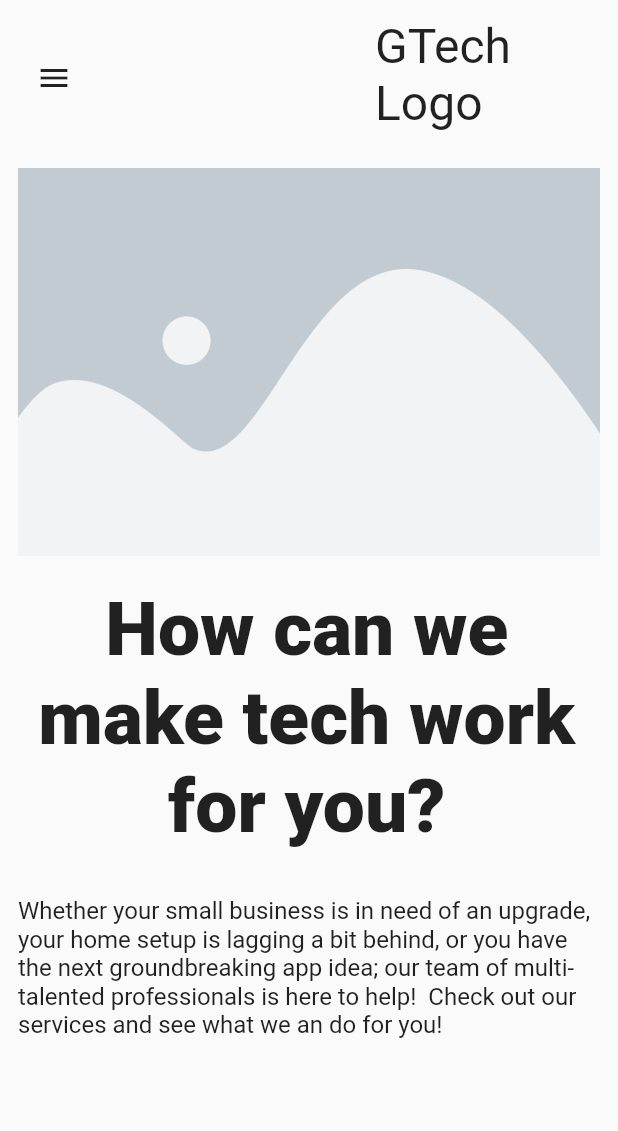
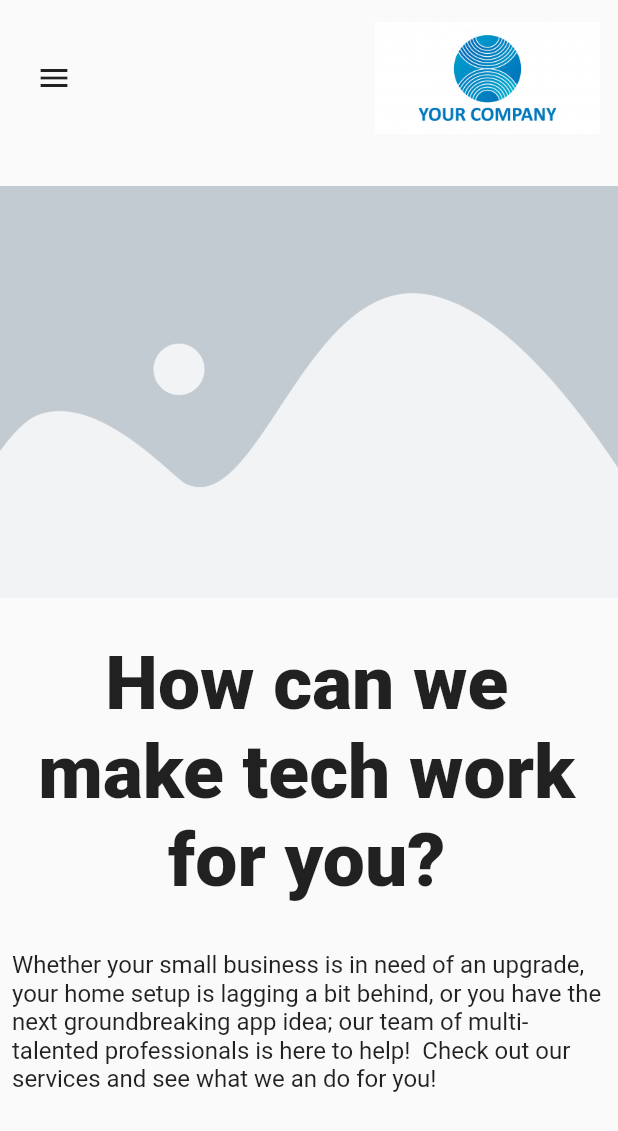
Before and after one commit to b34st80y/gtech_site, a Flutter app: the screen it shows after launch, on a phone screen of 412 x 824 dp. Shown: the top 1131 px of the screen. Run offline on Flutter 3.47's test engine with Material 2 defaults, Android fonts, the light colour scheme and no system bars; our stand-ins replace responsive_builder.

Commit message:
add image logo remove body padding

```diff
--- a/lib/views/main/main_view.dart
+++ b/lib/views/main/main_view.dart
@@ -13,11 +13,7 @@ class MainView extends StatelessWidget {
     return ResponsiveBuilder(builder: (context, sizeInfo) {
       return Scaffold(
         drawer: sizeInfo.isMobile ? NavigationDrawer() : null,
-        body: Padding(
-          padding: sizeInfo.isMobile
-              ? const EdgeInsets.all(12)
-              : const EdgeInsets.all(50.0),
-          child: Column(
+        body: Column(
           children: [
             NavigationBar(),
             SizedBox(
@@ -28,7 +24,6 @@ class MainView extends StatelessWidget {
             )
           ],
         ),
-        ),
       );
     });
   }
--- a/lib/widgets/intro_view/intro_view.dart
+++ b/lib/widgets/intro_view/intro_view.dart
@@ -9,8 +9,10 @@ class IntroView extends StatelessWidget {
       var textAlignment = sizeInfo.isMobile ? TextAlign.center : TextAlign.left;
       double titleSize = sizeInfo.isMobile ? 50 : 80;
       double descSize = sizeInfo.isMobile ? 16 : 21;
+      double padding = sizeInfo.isMobile ? 8 : 18;
 
       return Container(
+        padding: EdgeInsets.all(padding),
         child: Column(
           crossAxisAlignment: CrossAxisAlignment.start,
           mainAxisAlignment: MainAxisAlignment.center,
--- a/lib/widgets/navigation_bar/navbar_logo.dart
+++ b/lib/widgets/navigation_bar/navbar_logo.dart
@@ -13,12 +13,9 @@ class NavBarLogo extends StatelessWidget {
         navigator.navigateTo(HomeRoute);
       },
       child: SizedBox(
-        height: 80,
+        height: 75,
         width: 150,
-        child: Text(
-          "GTech Logo",
-          style: TextStyle(fontSize: 32),
-        ),
+        child: Image.asset('assets/images/logo.jpg', fit: BoxFit.cover,)
       ),
     );
   }
--- a/lib/widgets/navigation_bar/navigation_bar_desktop.dart
+++ b/lib/widgets/navigation_bar/navigation_bar_desktop.dart
@@ -6,8 +6,10 @@
 class NavigationBarDesktop extends StatelessWidget {
   @override
   Widget build(BuildContext context) {
-    return Container(
-      height: 100,
+    return Padding(
+      padding: EdgeInsets.symmetric(vertical: 12, horizontal: 50),
+      child: Container(
+        height: 75,
         child: Row(
           mainAxisAlignment: MainAxisAlignment.spaceBetween,
           children: [
@@ -25,6 +27,7 @@
             )
           ],
         ),
+      ),
     );
   }
 }
--- a/lib/widgets/navigation_bar/navigation_bar_mobile.dart
+++ b/lib/widgets/navigation_bar/navigation_bar_mobile.dart
@@ -4,7 +4,9 @@ import 'navbar_logo.dart';
 class NavigationBarMobile extends StatelessWidget {
   @override
   Widget build(BuildContext context) {
-    return Container(
+    return Padding(
+      padding: EdgeInsets.all(12),
+      child: Container(
         height: 80,
         child: Row(
           mainAxisSize: MainAxisSize.max,
@@ -19,6 +21,7 @@ class NavigationBarMobile extends StatelessWidget {
             NavBarLogo(),
           ],
         ),
+      ),
     );
   }
 }
```
Lines whose indentation alone changed are shown as unchanged.
